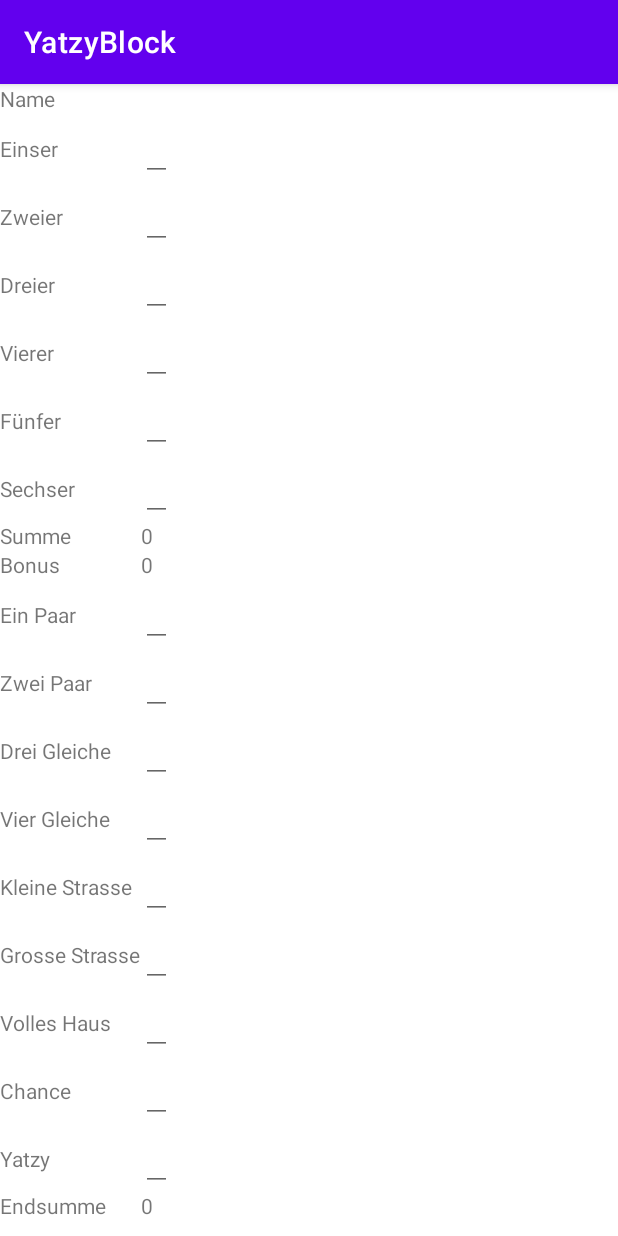
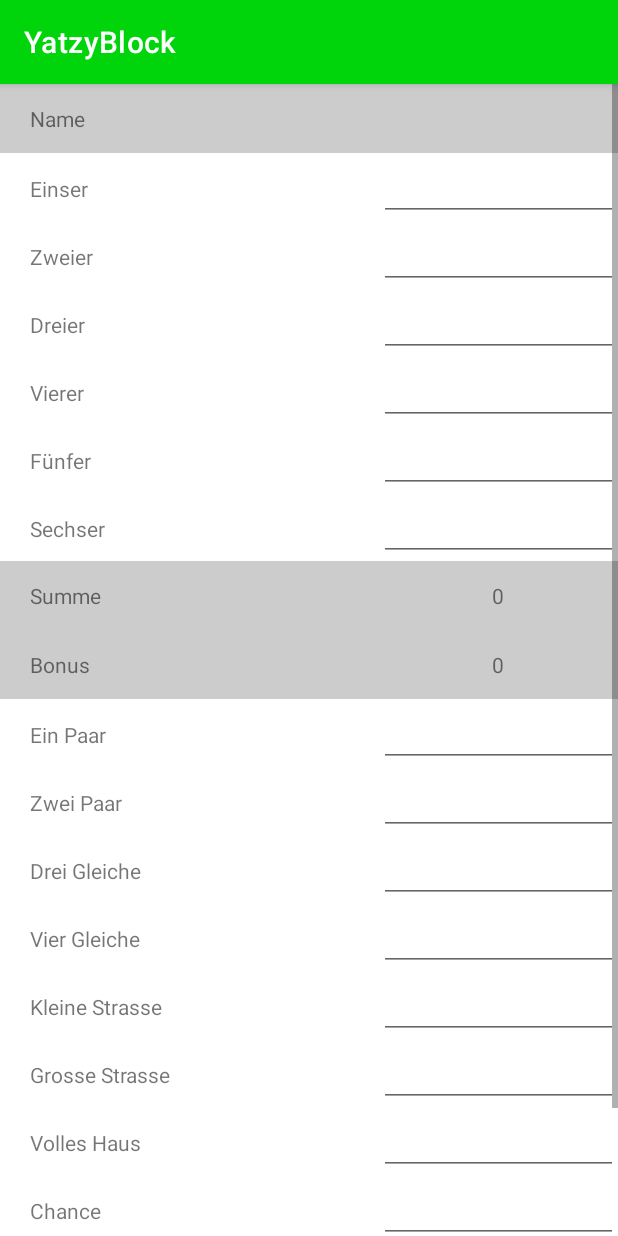
Before and after one commit to mmoosbac94/yatzy-block, an Android app: the screen it shows after launch (MainActivity), after a tap on "START", on a phone screen of 412 x 824 dp. Run offline under Robolectric (Android 15) with nearby library versions, the phone set to English and light mode, and no system bars; our stand-ins replace data binding; 1 other tap on this screen came first.

Commit message:
Applied more improvements and changes

```diff
--- a/app/src/main/java/com/example/yatzyblock/Utils.kt
+++ b/app/src/main/java/com/example/yatzyblock/Utils.kt
@@ -9,7 +9,7 @@ enum class EntryType(val entry: String) {
     Fuenfer("Fünfer"),
     Sechser("Sechser"),
     SummeOben("Summe"),
-    HatBonus("Bonus"),
+    Bonus("Bonus"),
     EinPaar("Ein Paar"),
     ZweiPaar("Zwei Paar"),
     DreiGleiche("Drei Gleiche"),
--- a/app/src/main/java/com/example/yatzyblock/game/GameFragment.kt
+++ b/app/src/main/java/com/example/yatzyblock/game/GameFragment.kt
@@ -1,17 +1,20 @@
 package com.example.yatzyblock.game
 
+import android.graphics.Color
 import android.os.Bundle
+import android.text.InputFilter
+import android.text.InputFilter.LengthFilter
 import android.text.InputType
 import android.util.Log
-import androidx.fragment.app.Fragment
+import android.view.Gravity
 import android.view.LayoutInflater
 import android.view.View
 import android.view.ViewGroup
 import android.widget.EditText
 import android.widget.TableRow
 import android.widget.TextView
-import androidx.core.view.children
 import androidx.core.widget.doOnTextChanged
+import androidx.fragment.app.Fragment
 import androidx.lifecycle.observe
 import com.example.yatzyblock.EntryType
 import com.example.yatzyblock.R
@@ -19,7 +22,6 @@ import com.example.yatzyblock.databinding.FragmentGameBinding
 import com.example.yatzyblock.models.Player
 import org.koin.android.viewmodel.ext.android.viewModel
 import org.koin.core.parameter.parametersOf
-import org.w3c.dom.Text
 
 
 class GameFragment : Fragment(R.layout.fragment_game) {
@@ -63,7 +65,7 @@ class GameFragment : Fragment(R.layout.fragment_game) {
             for ((index, player) in playerList.withIndex()) {
                 (listRows[EntryType.SummeOben.ordinal].getChildAt(index + 1) as TextView).text =
                     player.summeOben.toString()
-                (listRows[EntryType.HatBonus.ordinal].getChildAt(index + 1) as TextView).text =
+                (listRows[EntryType.Bonus.ordinal].getChildAt(index + 1) as TextView).text =
                     player.bonus.toString()
                 (listRows[EntryType.EndSumme.ordinal].getChildAt(index + 1) as TextView).text =
                     player.endSumme.toString()
@@ -79,6 +81,7 @@ class GameFragment : Fragment(R.layout.fragment_game) {
             listRows.add(tableRow)
             val firstColumnTextView = TextView(context)
             firstColumnTextView.text = entryType.entry
+            firstColumnTextView.setPadding(30, 0, 0, 0)
             tableRow.addView(firstColumnTextView)
             binding.yatzyTableLayout.addView(tableRow)
         }
@@ -88,27 +91,32 @@ class GameFragment : Fragment(R.layout.fragment_game) {
                 when (EntryType.values()[rowIndex]) {
                     EntryType.PlayerName -> {
                         val nameTextView = TextView(context)
-                        nameTextView.text = player.name
-                        row.addView(nameTextView)
+                        setupTextView(nameTextView, row, player.name)
                     }
                     EntryType.SummeOben -> {
                         val sumTopTextView = TextView(context)
-                        row.addView(sumTopTextView)
+                        setupTextView(sumTopTextView, row)
                     }
-                    EntryType.HatBonus -> {
+                    EntryType.Bonus -> {
                         val bonusTextView = TextView(context)
-                        row.addView(bonusTextView)
+                        setupTextView(bonusTextView, row)
                     }
                     EntryType.EndSumme -> {
                         val sumBottomTextView = TextView(context)
-                        row.addView(sumBottomTextView)
+                        setupTextView(sumBottomTextView, row)
                     }
                     else -> {
                         val editTextView = EditText(context)
+                        editTextView.gravity = Gravity.CENTER
                         editTextView.inputType = InputType.TYPE_CLASS_NUMBER
+                        editTextView.filters = arrayOf<InputFilter>(LengthFilter(3))
                         editTextView.doOnTextChanged { text, _, _, _ ->
+                            var value = 0
+                            if (text != null) {
+                                if (text.isNotEmpty()) value = text.toString().toInt()
+                            }
                             viewModel.addValueToPlayer(
-                                value = text.toString().toInt(),
+                                value = value,
                                 player = player,
                                 entryType = EntryType.values()[rowIndex]
                             )
@@ -118,7 +126,14 @@ class GameFragment : Fragment(R.layout.fragment_game) {
                 }
             }
         }
+    }
 
+    private fun setupTextView(textView: TextView, row: TableRow, playerName: String = "") {
+        textView.gravity = Gravity.CENTER
+        textView.text = playerName
+        row.setBackgroundColor(Color.LTGRAY)
+        row.setPadding(0, 20, 0, 20)
+        row.addView(textView)
     }
 
 }
--- a/app/src/main/java/com/example/yatzyblock/start/StartFragment.kt
+++ b/app/src/main/java/com/example/yatzyblock/start/StartFragment.kt
@@ -37,6 +37,7 @@ class StartFragment : Fragment(R.layout.fragment_start) {
     private fun init() {
         binding.addPlayerButton.setOnClickListener {
             viewModel.addPlayer(binding.editTextName.text.toString())
+            binding.editTextName.setText("")
         }
 
         viewModel.listPlayers.observe(viewLifecycleOwner) { playerList ->
@@ -55,7 +56,11 @@ class StartFragment : Fragment(R.layout.fragment_start) {
 
         binding.startButton.setOnClickListener {
             val nameListArray: Array<Player> = playerList.toTypedArray()
-            findNavController().navigate(StartFragmentDirections.actionStartFragmentToGameFragment(nameListArray))
+            findNavController().navigate(
+                StartFragmentDirections.actionStartFragmentToGameFragment(
+                    nameListArray
+                )
+            )
         }
 
     }
--- a/app/src/main/res/layout/fragment_game.xml
+++ b/app/src/main/res/layout/fragment_game.xml
@@ -3,12 +3,17 @@
 <layout xmlns:android="http://schemas.android.com/apk/res/android"
     xmlns:tools="http://schemas.android.com/tools">
 
-<TableLayout
-    android:id="@+id/yatzyTableLayout"
-    android:layout_width="match_parent"
-    android:layout_height="match_parent"
-    tools:context=".game.GameFragment" >
-</TableLayout>
+    <ScrollView
+        android:layout_width="match_parent"
+        android:layout_height="match_parent">
+
+        <TableLayout
+            android:id="@+id/yatzyTableLayout"
+            android:layout_width="match_parent"
+            android:layout_height="wrap_content"
+            tools:context=".game.GameFragment"
+            android:stretchColumns="*"/>
+    </ScrollView>
 
 
 </layout>
--- a/app/src/main/res/layout/player_column.xml
+++ /dev/null
@@ -1,6 +0,0 @@
-<?xml version="1.0" encoding="utf-8"?>
-<androidx.constraintlayout.widget.ConstraintLayout
-    xmlns:android="http://schemas.android.com/apk/res/android" android:layout_width="match_parent"
-    android:layout_height="match_parent">
-
-</androidx.constraintlayout.widget.ConstraintLayout>
--- a/app/src/main/res/values/colors.xml
+++ b/app/src/main/res/values/colors.xml
@@ -7,4 +7,7 @@
     <color name="teal_700">#FF018786</color>
     <color name="black">#FF000000</color>
     <color name="white">#FFFFFFFF</color>
+
+    <color name="green1">#00d40b</color>
+    <color name="darkGrey">#4f4f4f</color>
 </resources>
--- a/app/src/main/res/values/themes.xml
+++ b/app/src/main/res/values/themes.xml
@@ -2,11 +2,11 @@
     <!-- Base application theme. -->
     <style name="Theme.YatzyBlock" parent="Theme.MaterialComponents.DayNight.DarkActionBar">
         <!-- Primary brand color. -->
-        <item name="colorPrimary">@color/purple_500</item>
-        <item name="colorPrimaryVariant">@color/purple_700</item>
+        <item name="colorPrimary">@color/green1</item>
+        <item name="colorPrimaryVariant">@color/darkGrey</item>
         <item name="colorOnPrimary">@color/white</item>
         <!-- Secondary brand color. -->
-        <item name="colorSecondary">@color/teal_200</item>
+        <item name="colorSecondary">@color/green1</item>
         <item name="colorSecondaryVariant">@color/teal_700</item>
         <item name="colorOnSecondary">@color/black</item>
         <!-- Status bar color. -->
```
